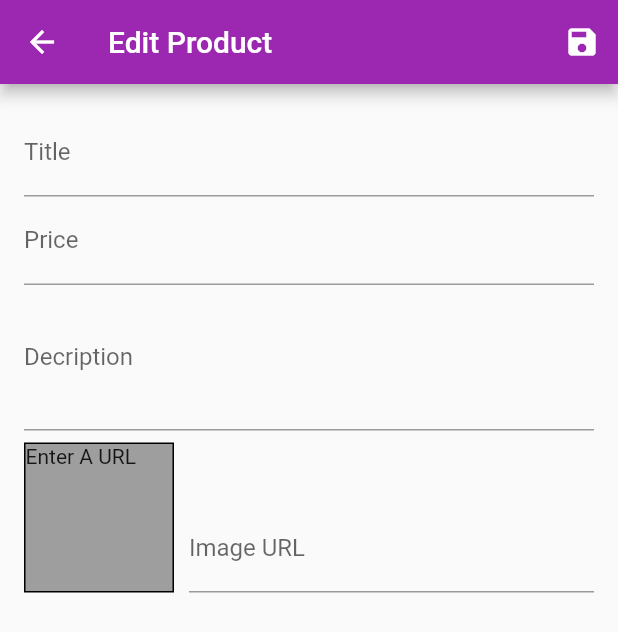
After one commit to leperrine/flutter-ecom-app, a Flutter app: the EditProductScreen screen opened by its route, after a tap on the "save" icon, on a phone screen of 412 x 824 dp. The commit adds this screen. Shown: the top 632 px of the screen. Run offline on Flutter 3.47's test engine with Material 2 defaults, Android fonts, the phone set to English and light mode, and no system bars; network calls fail.

Commit message:
updated add products screen

```diff
--- a/lib/main.dart
+++ b/lib/main.dart
@@ -9,6 +9,7 @@ import './providers/orders.dart';
 import './providers/cart.dart';
 import './screens/orders_screen.dart';
 import './screens/user_products_screen.dart';
+import './screens/edit_product_screen.dart';
 
 void main() => runApp(MyApp());
 
@@ -39,6 +40,7 @@ class MyApp extends StatelessWidget {
           CartScreen.routeName: (context) => CartScreen(),
           OrdersScreen.routeName: (context) => OrdersScreen(),
           UserProductsScreen.routeName: (context) => UserProductsScreen(),
+          EditProductScreen.routeName: (context) => EditProductScreen(),
         },
       ),
     );
--- /dev/null
+++ b/lib/screens/edit_product_screen.dart
@@ -0,0 +1,171 @@
+import 'package:flutter/material.dart';
+import '../providers/product.dart';
+
+class EditProductScreen extends StatefulWidget {
+  static const routeName = '/edit-product';
+  @override
+  _EditProductScreenState createState() => _EditProductScreenState();
+}
+
+class _EditProductScreenState extends State<EditProductScreen> {
+  final _priceFocusNode = FocusNode();
+  final _descFocusNode = FocusNode();
+  final _imageUrlFocusNode = FocusNode();
+  final _imageUrlController = TextEditingController();
+  final _form = GlobalKey<FormState>();
+  var _editedProduct = Product(
+    id: null,
+    title: '',
+    price: 0,
+    description: '',
+    imageUrl: '',
+  );
+
+  @override
+  void initState() {
+    _imageUrlFocusNode.addListener(_updateImageUrl);
+    super.initState();
+  }
+
+  @override
+  void dispose() {
+    _imageUrlFocusNode.removeListener(_updateImageUrl);
+    _priceFocusNode.dispose();
+    _descFocusNode.dispose();
+    _imageUrlFocusNode.dispose();
+    _imageUrlController.dispose();
+    super.dispose();
+  }
+
+  void _updateImageUrl() {
+    if (!_imageUrlFocusNode.hasFocus) {
+      setState(() {});
+    }
+  }
+
+  void _saveForm() {
+    _form.currentState.save();
+  }
+
+  @override
+  Widget build(BuildContext context) {
+    return Scaffold(
+      appBar: AppBar(
+        title: Text('Edit Product'),
+        actions: <Widget>[
+          IconButton(
+            icon: Icon(
+              Icons.save,
+            ),
+            onPressed: _saveForm,
+          ),
+        ],
+      ),
+      body: Padding(
+        padding: const EdgeInsets.all(16.0),
+        child: Form(
+          key: _form,
+          child: ListView(
+            children: <Widget>[
+              TextFormField(
+                decoration: InputDecoration(labelText: 'Title'),
+                textInputAction: TextInputAction.next,
+                onFieldSubmitted: (_) {
+                  FocusScope.of(context).requestFocus(_priceFocusNode);
+                },
+                onSaved: (value) {
+                  _editedProduct = Product(
+                    title: value,
+                    price: _editedProduct.price,
+                    description: _editedProduct.description,
+                    imageUrl: _editedProduct.imageUrl,
+                    id: null,
+                  );
+                },
+              ),
+              TextFormField(
+                decoration: InputDecoration(labelText: 'Price'),
+                textInputAction: TextInputAction.next,
+                keyboardType: TextInputType.number,
+                focusNode: _priceFocusNode,
+                onFieldSubmitted: (_) {
+                  FocusScope.of(context).requestFocus(_descFocusNode);
+                },
+                onSaved: (value) {
+                  _editedProduct = Product(
+                    title: _editedProduct.title,
+                    price: double.parse(value),
+                    description: _editedProduct.description,
+                    imageUrl: _editedProduct.imageUrl,
+                    id: null,
+                  );
+                },
+              ),
+              TextFormField(
+                decoration: InputDecoration(labelText: 'Decription'),
+                maxLines: 3,
+                keyboardType: TextInputType.multiline,
+                focusNode: _descFocusNode,
+                onSaved: (value) {
+                  _editedProduct = Product(
+                    title: _editedProduct.title,
+                    price: _editedProduct.price,
+                    description: value,
+                    imageUrl: _editedProduct.imageUrl,
+                    id: null,
+                  );
+                },
+              ),
+              Row(
+                crossAxisAlignment: CrossAxisAlignment.end,
+                children: <Widget>[
+                  Container(
+                    width: 100,
+                    height: 100,
+                    margin: EdgeInsets.only(
+                      top: 8,
+                      right: 10,
+                    ),
+                    decoration: BoxDecoration(
+                      border: Border.all(width: 1),
+                      color: Colors.grey,
+                    ),
+                    child: _imageUrlController.text.isEmpty
+                        ? Text('Enter A URL')
+                        : FittedBox(
+                            child: Image.network(
+                              _imageUrlController.text,
+                              fit: BoxFit.cover,
+                            ),
+                          ),
+                  ),
+                  Expanded(
+                    child: TextFormField(
+                      decoration: InputDecoration(labelText: 'Image URL'),
+                      keyboardType: TextInputType.url,
+                      textInputAction: TextInputAction.done,
+                      controller: _imageUrlController,
+                      focusNode: _imageUrlFocusNode,
+                      onFieldSubmitted: (_) {
+                        _saveForm();
+                      },
+                      onSaved: (value) {
+                        _editedProduct = Product(
+                          title: _editedProduct.title,
+                          price: _editedProduct.price,
+                          description: _editedProduct.description,
+                          imageUrl: value,
+                          id: null,
+                        );
+                      },
+                    ),
+                  ),
+                ],
+              ),
+            ],
+          ),
+        ),
+      ),
+    );
+  }
+}
--- a/lib/screens/user_products_screen.dart
+++ b/lib/screens/user_products_screen.dart
@@ -4,6 +4,7 @@ import 'package:provider/provider.dart';
 import '../providers/products.dart';
 import '../widgets/user_product_item.dart';
 import '../widgets/app_drawer.dart';
+import '../screens/edit_product_screen.dart';
 
 class UserProductsScreen extends StatelessWidget {
   static const routeName = '/user-products';
@@ -17,7 +18,9 @@ class UserProductsScreen extends StatelessWidget {
         actions: <Widget>[
           IconButton(
             icon: const Icon(Icons.add),
-            onPressed: () {},
+            onPressed: () {
+              Navigator.of(context).pushNamed(EditProductScreen.routeName);
+            },
           ),
         ],
       ),
```
